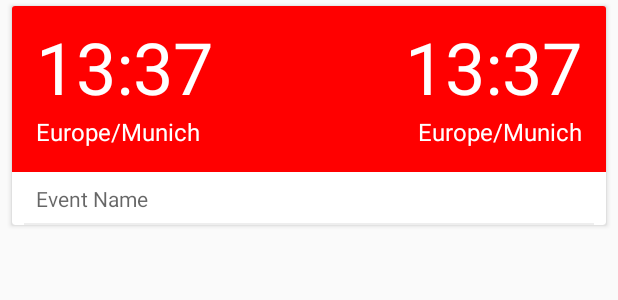
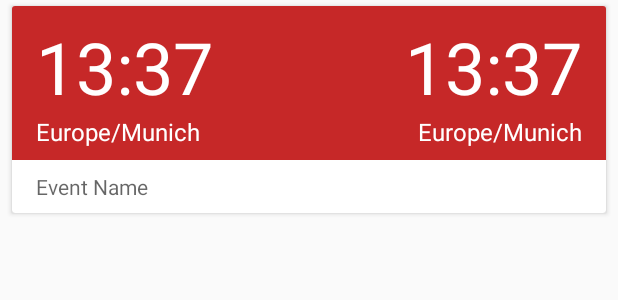
Before and after one commit to thestr4ng3r/worldtime-android, an Android app: the layout item_event.xml on its own in the app's theme, with its tools: preview values and no code run, on a phone screen of 412 x 824 dp. Shown: the top 300 px of the screen. Run offline under Robolectric (Android 15) with nearby library versions, the phone set to English and light mode, and no system bars.

Commit message:
Create and display Events

```diff
--- a/app/src/main/java/com/metallic/worldtime/model/Event.kt
+++ b/app/src/main/java/com/metallic/worldtime/model/Event.kt
@@ -34,6 +34,9 @@ interface EventDao
 	@Insert
 	fun insert(o: Event)
 
+	@Update
+	fun update(o: Event)
+
 	@Delete
 	fun delete(o: Event)
 }
--- a/app/src/main/res/layout/content_main.xml
+++ b/app/src/main/res/layout/content_main.xml
@@ -5,8 +5,7 @@
     android:layout_width="match_parent"
     android:layout_height="match_parent"
     app:layout_behavior="@string/appbar_scrolling_view_behavior"
-    tools:context="com.metallic.worldtime.MainActivity"
-    tools:showIn="@layout/fragment_current_time">
+    tools:context="com.metallic.worldtime.MainActivity">
 
     <TextView
         android:layout_width="wrap_content"
--- a/app/src/main/res/layout/item_event.xml
+++ b/app/src/main/res/layout/item_event.xml
@@ -15,9 +15,10 @@
         xmlns:android="http://schemas.android.com/apk/res/android"
         xmlns:tools="http://schemas.android.com/tools"
         xmlns:app="http://schemas.android.com/apk/res-auto"
-        android:orientation="vertical"
         android:layout_width="match_parent"
         android:layout_height="wrap_content">
+
+
 
         <View android:id="@+id/header_background_view"
             android:layout_width="match_parent"
@@ -26,15 +27,16 @@
             app:layout_constraintLeft_toLeftOf="parent"
             app:layout_constraintRight_toRightOf="parent"
             app:layout_constraintBottom_toBottomOf="@+id/header_bottom_guide_view"
-            android:layout_marginBottom="-8dp"
-            android:background="#f00"
+            android:background="@color/material_red_800"
             />
 
         <View
-            android:layout_width="match_parent"
+            android:layout_width="0dp"
             android:layout_height="8dp"
             android:id="@+id/header_bottom_guide_view"
             app:layout_constraintTop_toBottomOf="@+id/name_text_view"
+            app:layout_constraintLeft_toLeftOf="parent"
+            app:layout_constraintRight_toRightOf="parent"
             android:visibility="invisible"/>
 
 
@@ -57,9 +59,8 @@
             android:layout_height="wrap_content"
             tools:text="Europe/Munich"
             android:textColor="@android:color/white"
-            app:layout_constraintTop_toBottomOf="@id/time_text_view"
-            app:layout_constraintStart_toStartOf="@id/time_text_view"
-            app:layout_constraintVertical_chainStyle="packed"
+            app:layout_constraintTop_toBottomOf="@+id/time_text_view"
+            app:layout_constraintStart_toStartOf="@+id/time_text_view"
             android:textSize="16sp"/>
 
         <TextView
@@ -81,9 +82,8 @@
             android:layout_height="wrap_content"
             tools:text="Europe/Munich"
             android:textColor="@android:color/white"
-            app:layout_constraintTop_toBottomOf="@id/time2_text_view"
-            app:layout_constraintEnd_toEndOf="@id/time2_text_view"
-            app:layout_constraintVertical_chainStyle="packed"
+            app:layout_constraintTop_toBottomOf="@+id/time2_text_view"
+            app:layout_constraintEnd_toEndOf="@+id/time2_text_view"
             android:textSize="16sp"/>
 
 
@@ -93,7 +93,7 @@
             android:layout_height="wrap_content"
             tools:text="Event Name"
             android:textColor="@color/text_secondary"
-            app:layout_constraintTop_toBottomOf="@id/header_background_view"
+            app:layout_constraintTop_toBottomOf="@+id/header_bottom_guide_view"
             app:layout_constraintBottom_toBottomOf="parent"
             app:layout_constraintStart_toStartOf="parent"
             app:layout_constraintEnd_toEndOf="parent"
@@ -103,16 +103,5 @@
             android:layout_marginTop="8dp"
             android:layout_marginBottom="8dp"/>
 
-
-        <View
-            android:layout_width="match_parent"
-            android:layout_height="1dp"
-            android:background="@color/seperator"
-            app:layout_constraintBottom_toBottomOf="parent"
-            app:layout_constraintStart_toStartOf="parent"
-            app:layout_constraintEnd_toEndOf="parent"
-            android:layout_marginStart="8dp"
-            android:layout_marginEnd="8dp"/>
-
     </android.support.constraint.ConstraintLayout>
 </android.support.v7.widget.CardView>
```
Also changed, not shown: app/build.gradle (+4 -4 lines), app/src/main/java/com/metallic/worldtime/EditEventActivity.kt (+29 -2 lines), app/src/main/java/com/metallic/worldtime/fragment/EventsFragment.kt (+6 -31 lines).
